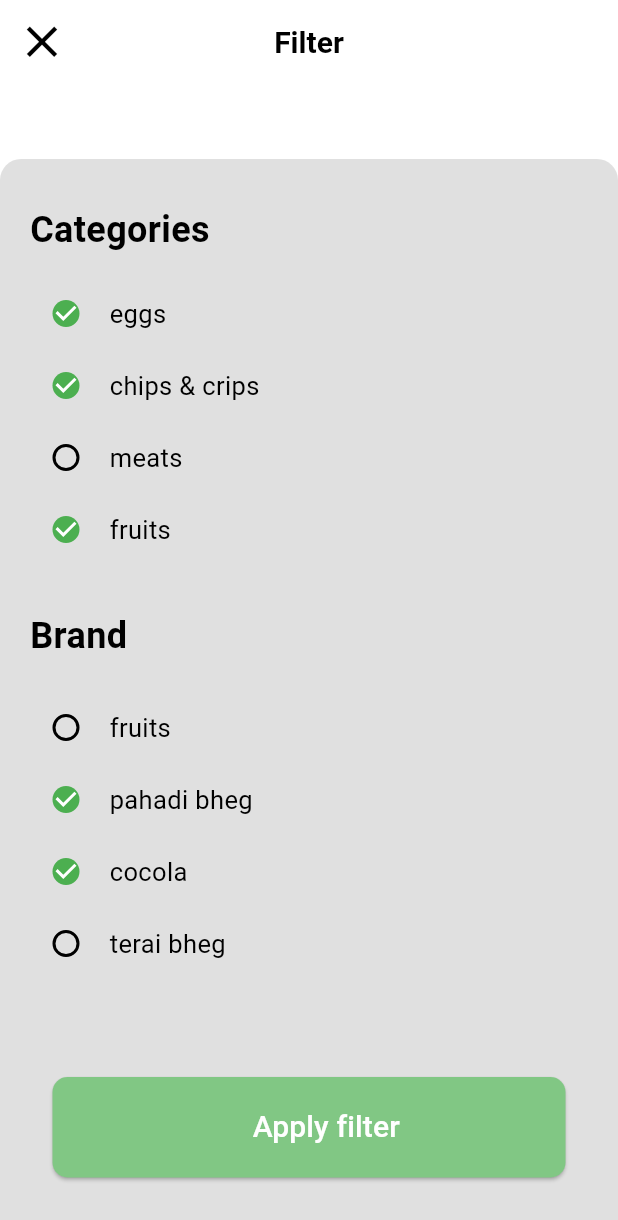
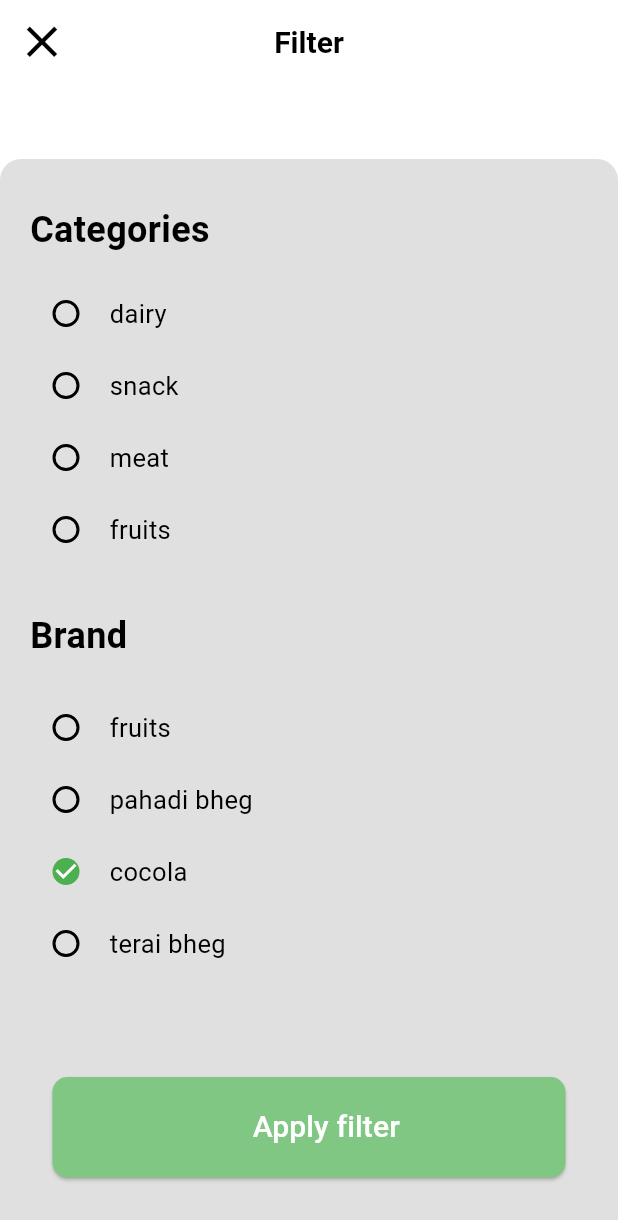
Before and after one commit to santoshsaud0232/grocerry-app, a Flutter app: the screen it shows after launch, item 2 of the bottom bar chosen, after a tap on the "tune" icon, on a phone screen of 412 x 824 dp. Shown: the top 1220 px of the screen. Run offline on Flutter 3.47's test engine with Material 3 defaults, Android fonts, the phone set to English and light mode, and no system bars; our stand-ins replace country_code_picker, go_router, google_fonts, smooth_page_indicator.

Commit message:
deleted unnecessary file and added filter feature

```diff
--- a/lib/app_state/product_state/cartItem_state.dart
+++ b/lib/app_state/product_state/cartItem_state.dart
@@ -4,12 +4,12 @@ import 'package:grocerry_app/model/product_details.dart';
 class CartItemsProvider extends ChangeNotifier {
   final List<Product> _cartItems = [];
   List<Product> get cartItems => _cartItems;
-  Map<String, int> _itemMap = {};
+  final Map<String, int> _itemMap = {};
   Map<String, int> get itemMap => _itemMap;
 
   // bool _isFav = false;
   // bool get isFav => _isFav;
-  Map<String, bool> _favMap = {};
+  final Map<String, bool> _favMap = {};
   Map<String, bool> get favMap => _favMap;
   //favrioute item list
   final List<Product> _favriouteItems = [];
--- /dev/null
+++ b/lib/app_state/product_state/filter_cart_state.dart
@@ -0,0 +1,68 @@
+import 'package:flutter/material.dart';
+import 'package:grocerry_app/app_state/product_state/product_provider.dart';
+import 'package:grocerry_app/model/filter_cart_model.dart';
+import 'package:grocerry_app/model/product_details.dart';
+
+class FilterCartStateProvider extends ChangeNotifier {
+  final List<String> _filterList = FilterCartModel.categories;
+  List<String> get filterList => _filterList;
+  Map<String, bool> _filterItems = {};
+  Map<String, bool> get filterItems => _filterItems;
+
+  Map<String, List<Product>> _filteredItems = {};
+  Map<String, List<Product>> get filteredItems => _filteredItems;
+
+  //instance of product provider
+
+  //initialize all the item to false
+  FilterCartStateProvider() {
+    for (var item in _filterList) {
+      _filterItems[item] = false;
+    }
+  }
+
+  void toogleBox(bool? value, String items) {
+    _filterItems[items] = value!;
+    notifyListeners();
+  }
+
+  //returns true if any of the items in the map is true
+  bool hasSelectedItem() {
+    return _filterItems.values.any((isSlected) => isSlected);
+  }
+
+  void clearFilters() {
+    for (var key in _filterItems.keys) {
+      _filterItems[key] = false;
+    }
+    _filteredItems.clear();
+    notifyListeners();
+  }
+
+  void applyFilter(ProductProvider productProvider) {
+    //get all product items
+    final allExploreItems = productProvider.product['explore'] ?? [];
+    if (!hasSelectedItem()) {
+      return;
+    }
+    //selected filteres items
+    final selectedExploreItems = _filterItems.entries.where((entry) {
+      return entry.value == true;
+    }).map((entry) {
+      return entry.key;
+    }).toList();
+
+    if (selectedExploreItems.isEmpty) {
+      _filteredItems['explore'] = allExploreItems;
+    } else {
+      //filter items that matches any of the selected explore items
+      _filteredItems['explore'] = allExploreItems.where((product) {
+        return selectedExploreItems.any((category) {
+          //checks if they are equl
+          return product.itemName.toLowerCase() == category.toLowerCase();
+        });
+      }).toList();
+    }
+    notifyListeners();
+  }
+}
--- a/lib/custom_widget/search_bar_textfield.dart
+++ b/lib/custom_widget/search_bar_textfield.dart
@@ -2,9 +2,11 @@ import 'package:flutter/material.dart';
 
 class SearchBarTextField extends StatelessWidget {
   final TextEditingController controller;
-  const SearchBarTextField({
+  final Function(String text)? onchanged;
+  SearchBarTextField({
     super.key,
     required this.controller,
+    required this.onchanged,
   });
 
   @override
@@ -18,6 +20,7 @@ class SearchBarTextField extends StatelessWidget {
             color: const Color.fromARGB(255, 223, 228, 233),
             borderRadius: BorderRadius.circular(8)),
         child: TextField(
+          onChanged: onchanged,
           controller: controller,
           decoration: const InputDecoration(
             prefixIcon: Icon(Icons.search_outlined),
--- a/lib/main.dart
+++ b/lib/main.dart
@@ -5,6 +5,7 @@ import 'package:flutter_localizations/flutter_localizations.dart';
 import 'package:grocerry_app/app_routes/app_router.dart';
 import 'package:grocerry_app/app_state/navigation_bar_state.dart';
 import 'package:grocerry_app/app_state/product_state/cartItem_state.dart';
+import 'package:grocerry_app/app_state/product_state/filter_cart_state.dart';
 import 'package:grocerry_app/app_state/product_state/product_provider.dart';
 
 import 'package:provider/provider.dart';
@@ -32,7 +33,8 @@ class MyApp extends StatelessWidget {
     return MultiProvider(
       providers: [
         ChangeNotifierProvider(create: (_) => BottomNavigationBarState()),
-        ChangeNotifierProvider(create: (_) => CartItemsProvider())
+        ChangeNotifierProvider(create: (_) => CartItemsProvider()),
+        ChangeNotifierProvider(create: (_) => FilterCartStateProvider())
       ],
       child: MaterialApp.router(
         routerConfig: AppRouter().routes,
--- /dev/null
+++ b/lib/model/filter_cart_model.dart
@@ -0,0 +1,8 @@
+class FilterCartModel {
+  static List<String> categories = [
+    "dairy",
+    "snack",
+    "meat",
+    "fruits",
+  ];
+}
--- a/lib/model/product_model.dart
+++ /dev/null
@@ -1,39 +0,0 @@
-import 'dart:convert';
-
-import 'package:flutter/material.dart';
-import 'package:flutter/services.dart';
-import 'package:grocerry_app/model/product_details.dart';
-
-class ProductModel {
-  ProductModel();
-  static Future<Map<String, List<Product>>> loadAssets() async {
-    Map<String, List<Product>> parsedMap = {};
-    try {
-      String jsonString = await rootBundle
-          .loadString('assets/product_details/product_details.json');
-      final rawJsonMap = jsonDecode(jsonString) as Map<String, dynamic>;
-      if (rawJsonMap.containsKey('fruits')) {
-        final fruitsProduct = (rawJsonMap['fruits'] as List)
-            .map((json) => Product.fromJson(json))
-            .toList();
-        parsedMap['fruits'] = fruitsProduct;
-      }
-      if (rawJsonMap.containsKey('bestSelling')) {
-        final fruitsProduct = (rawJsonMap['bestSelling'] as List)
-            .map((json) => Product.fromJson(json))
-            .toList();
-        parsedMap['bestSelling'] = fruitsProduct;
-      }
-      if (rawJsonMap.containsKey('explore')) {
-        final fruitsProduct = (rawJsonMap['explore'] as List)
-            .map((json) => Product.fromJson(json))
-            .toList();
-        parsedMap['explore'] = fruitsProduct;
-      }
-      return parsedMap;
-    } catch (e) {
-      debugPrint("Error accured in the loadAsset : $e");
-      return {};
-    }
-  }
-}
--- a/lib/screens/home/common_pages/filter_item_page.dart
+++ b/lib/screens/home/common_pages/filter_item_page.dart
@@ -1,13 +1,22 @@
 import 'package:flutter/material.dart';
 import 'package:flutter/widgets.dart';
 import 'package:google_fonts/google_fonts.dart';
+import 'package:grocerry_app/app_state/product_state/filter_cart_state.dart';
+import 'package:grocerry_app/app_state/product_state/product_provider.dart';
 import 'package:grocerry_app/custom_widget/custom_button.dart';
+import 'package:provider/provider.dart';
 
 class FilterItemPage extends StatelessWidget {
   const FilterItemPage({super.key});
 
   @override
   Widget build(BuildContext context) {
+    FilterCartStateProvider filterState =
+        Provider.of<FilterCartStateProvider>(context);
+    ProductProvider productProvider = Provider.of<ProductProvider>(context);
+
+    final filterMap = filterState.filterItems;
+    final filterList = filterState.filterList;
     return SafeArea(
       child: Scaffold(
         appBar: AppBar(
@@ -19,7 +28,7 @@ class FilterItemPage extends StatelessWidget {
                 Icons.close,
                 size: 35,
               )),
-          backgroundColor: Theme.of(context).colorScheme.background,
+          backgroundColor: Theme.of(context).colorScheme.surface,
           centerTitle: true,
           title: Text(
             "Filter",
@@ -29,8 +38,7 @@ class FilterItemPage extends StatelessWidget {
             ),
           ),
         ),
-        body: Column(
-          children: [
+        body: Column(children: [
           const SizedBox(
             height: 50,
           ),
@@ -60,62 +68,25 @@ class FilterItemPage extends StatelessWidget {
                     const SizedBox(
                       height: 15,
                     ),
-                      Row(
+                    Column(
+                        children: List.generate(filterList.length, (index) {
+                      return Row(
                         children: [
                           Checkbox(
                             shape: const CircleBorder(),
-                            value: true,
-                            onChanged: (value) {},
+                            value: filterMap[filterList[index]],
+                            onChanged: (value) {
+                              filterState.toogleBox(value, filterList[index]);
+                            },
                           ),
                           const SizedBox(width: 5),
-                          const Text(
-                            "eggs",
-                            style: TextStyle(fontSize: 17),
+                          Text(
+                            filterList[index],
+                            style: const TextStyle(fontSize: 17),
                           ),
                         ],
-                      ),
-                      Row(
-                        children: [
-                          Checkbox(
-                            shape: const CircleBorder(),
-                            value: true,
-                            onChanged: (value) {},
-                          ),
-                          const SizedBox(width: 5),
-                          const Text(
-                            "chips & crips",
-                            style: TextStyle(fontSize: 17),
-                          ),
-                        ],
-                      ),
-                      Row(
-                        children: [
-                          Checkbox(
-                            shape: const CircleBorder(),
-                            value: false,
-                            onChanged: (value) {},
-                          ),
-                          const SizedBox(width: 5),
-                          const Text(
-                            "meats",
-                            style: TextStyle(fontSize: 17),
-                          ),
-                        ],
-                      ),
-                      Row(
-                        children: [
-                          Checkbox(
-                            shape: const CircleBorder(),
-                            value: true,
-                            onChanged: (value) {},
-                          ),
-                          const SizedBox(width: 5),
-                          const Text(
-                            "fruits",
-                            style: TextStyle(fontSize: 17),
-                          ),
-                        ],
-                      ),
+                      );
+                    })),
                     const SizedBox(height: 30),
                     Text(
                       "Brand",
@@ -143,7 +114,7 @@ class FilterItemPage extends StatelessWidget {
                       children: [
                         Checkbox(
                           shape: const CircleBorder(),
-                            value: true,
+                          value: false,
                           onChanged: (value) {},
                         ),
                         const SizedBox(width: 5),
@@ -186,16 +157,30 @@ class FilterItemPage extends StatelessWidget {
                     ),
                     CustomButton(
                       btnText: "Apply filter",
-                        ontap: () {},
+                      ontap: () {
+                        if (!filterState.hasSelectedItem()) {
+                          // Show snackbar if no filters selected
+                          ScaffoldMessenger.of(context).showSnackBar(
+                            const SnackBar(
+                              content:
+                                  Text('Please select at least one filter'),
+                              duration: Duration(seconds: 2),
+                            ),
+                          );
+                        } else {
+                          filterState.applyFilter(productProvider);
+                          debugPrint(filterState.filteredItems.toString());
+                          Navigator.pop(context);
+                        }
+                      },
                       backgroundColor: Colors.green.shade300,
                     )
                   ],
                 ),
               ),
             ),
-            ),
-          ],
-        ),
+          )
+        ]),
       ),
     );
   }
--- a/lib/screens/home/explore/explore_screen.dart
+++ b/lib/screens/home/explore/explore_screen.dart
@@ -1,6 +1,7 @@
 import 'package:flutter/material.dart';
 import 'package:flutter/widgets.dart';
 import 'package:go_router/go_router.dart';
+import 'package:grocerry_app/app_state/product_state/filter_cart_state.dart';
 import 'package:grocerry_app/app_state/product_state/product_provider.dart';
 import 'package:grocerry_app/custom_widget/item_container.dart';
 import 'package:grocerry_app/custom_widget/search_bar_textfield.dart';
@@ -14,16 +15,40 @@ class ExploreProductScreen extends StatefulWidget {
 }
 
 class _ExploreProductScreenState extends State<ExploreProductScreen> {
+  late TextEditingController _controller;
+
   bool loading = true;
   @override
+  void initState() {
+    _controller = TextEditingController();
+    super.initState();
+  }
+
+  @override
+  void dispose() {
+    super.dispose();
+    _controller.dispose();
+  }
+
+  //searching item in the list
+  void searchItem(String text) {}
+  @override
   Widget build(BuildContext context) {
-    final controller = TextEditingController();
+    FilterCartStateProvider filterState =
+        Provider.of<FilterCartStateProvider>(context);
     ProductProvider productProvider = Provider.of<ProductProvider>(context);
+    //display filtered items if available or else display product[explore ] items
+    final itemToDisplay = filterState.filteredItems['explore'] ??
+        productProvider.product['explore'] ??
+        [];
 
     return SafeArea(
       child: Scaffold(
         appBar: AppBar(
-          backgroundColor: Theme.of(context).colorScheme.background,
+          leading: GestureDetector(
+              onTap: filterState.clearFilters,
+              child: const Icon(Icons.arrow_back)),
+          backgroundColor: Theme.of(context).colorScheme.surface,
           centerTitle: true,
           title: const Text("Find Products"),
         ),
@@ -35,26 +60,28 @@ class _ExploreProductScreenState extends State<ExploreProductScreen> {
                 children: [
                   Flexible(
                     child: SearchBarTextField(
-                      controller: controller,
+                      onchanged: (text) {
+                        productProvider.searchItems(text);
+                      },
+                      controller: _controller,
                     ),
                   ),
+                  //filter list
                   GestureDetector(
                     onTap: () {
                       context.push('/filter');
                     },
-                    child: Icon(Icons.tune_rounded),
+                    child: const Icon(Icons.tune_rounded),
                   )
                 ],
               ),
               Expanded(child:
                   Consumer<ProductProvider>(builder: (context, state, child) {
-                final exploreItems = state.product['explore'] ?? [];
-                if (state.isLoading) {}
                 if (state.message.isNotEmpty) {
                   return Center(child: Text(state.message.toLowerCase()));
                 }
                 return GridView.builder(
-                    itemCount: exploreItems.length,
+                    itemCount: itemToDisplay.length,
                     gridDelegate:
                         const SliverGridDelegateWithFixedCrossAxisCount(
                       mainAxisSpacing: 8,
@@ -66,7 +93,7 @@ class _ExploreProductScreenState extends State<ExploreProductScreen> {
                       final extraMap = productProvider.product;
 
                       final myItems =
-                          exploreItems[index]; //explore item to display
+                          itemToDisplay[index]; //explore item to display
 
                       final extralist = extraMap[myItems.itemName];
 
--- a/lib/screens/home/home_custom/shop/home_screen.dart
+++ b/lib/screens/home/home_custom/shop/home_screen.dart
@@ -31,6 +31,7 @@ class HomeScreen extends StatelessWidget {
                 ),
                 //  search bar
                 SearchBarTextField(
+                  onchanged: (text) {},
                   controller: controller,
                 ),
                 const SizedBox(height: 20),
--- a/lib/screens/home/home_custom/shop/shop_sections/exclusive_offer_section.dart
+++ b/lib/screens/home/home_custom/shop/shop_sections/exclusive_offer_section.dart
@@ -3,7 +3,6 @@ import 'package:go_router/go_router.dart';
 import 'package:grocerry_app/app_state/product_state/product_provider.dart';
 
 import 'package:grocerry_app/custom_widget/fruits_container.dart';
-import 'package:grocerry_app/model/product_model.dart';
 import 'package:provider/provider.dart';
 
 class ExclusiveOfferSection extends StatefulWidget {
@@ -39,19 +38,6 @@ class _ExclusiveOfferSectionState extends State<ExclusiveOfferSection> {
       );
     }
 
-    return FutureBuilder(
-      future: ProductModel.loadAssets(),
-      builder: (context, snapshot) {
-        if (snapshot.connectionState == ConnectionState.waiting) {
-          return const Center(
-            child: CircularProgressIndicator(),
-          );
-        }
-        if (snapshot.hasError) {
-          return Center(
-            child: Text("Error Occurred: ${productProvider.message}"),
-          );
-        }
     return SizedBox(
       height: 300,
       child: ListView.builder(
@@ -77,7 +63,5 @@ class _ExclusiveOfferSectionState extends State<ExclusiveOfferSection> {
         },
       ),
     );
-      },
-    );
   }
 }
```
Also changed, not shown: lib/app_state/product_state/product_provider.dart (+20 -1 lines). Lines whose indentation alone changed are shown as unchanged.
